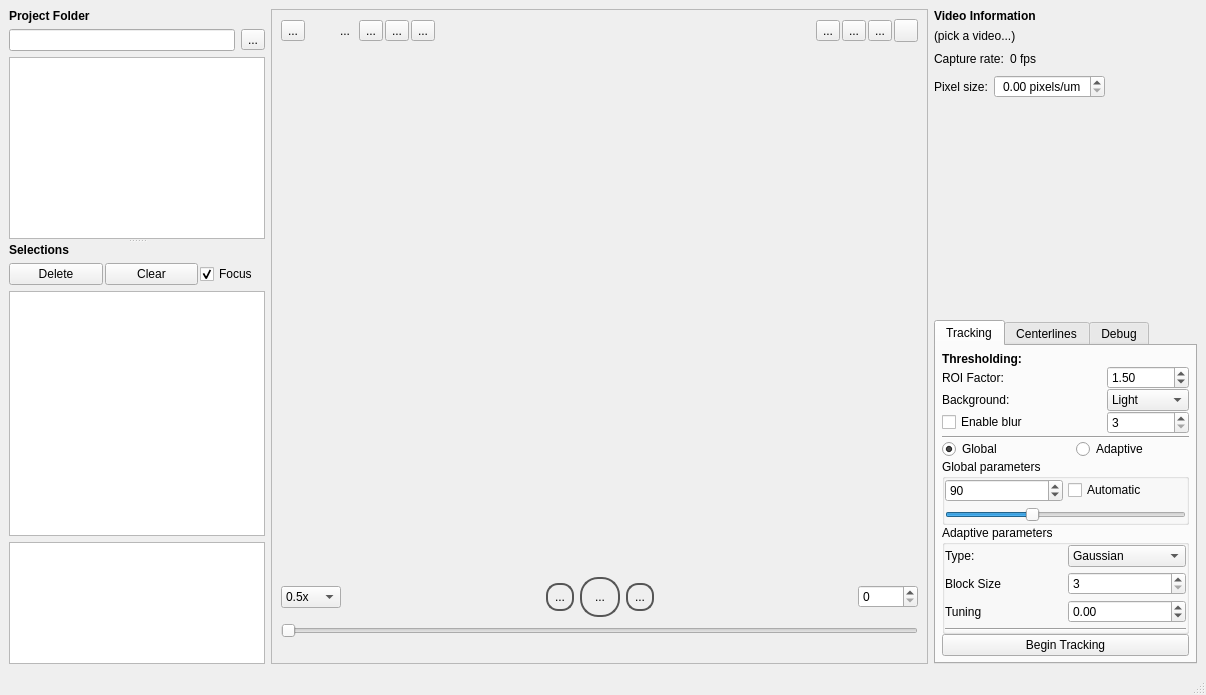
Qt form src/gui/mainwindow.ui (adwolfe/yawt) before a commit.
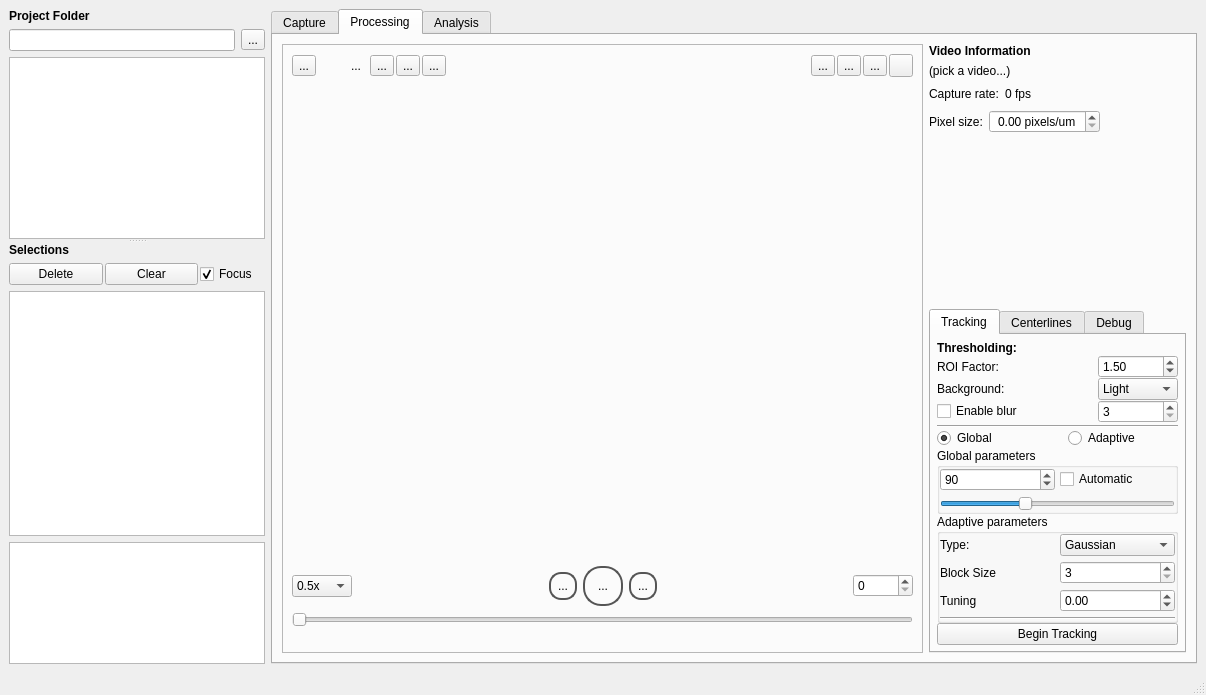
The same form after that commit. Icons and pictures are not drawn. Custom widgets are drawn as their Qt base class.

Commit message: added new tabs, added video capture

Patch:
```diff
--- a/src/gui/mainwindow.ui
+++ b/src/gui/mainwindow.ui
@@ -160,7 +160,20 @@
      </widget>
     </item>
     <item>
-     <layout class="QHBoxLayout" name="rightLayout" stretch="5,2">
+     <widget class="QTabWidget" name="mainTabWidget">
+      <property name="currentIndex">
+       <number>1</number>
+      </property>
+      <widget class="QWidget" name="captureTab">
+       <attribute name="title">
+        <string>Capture</string>
+       </attribute>
+      </widget>
+      <widget class="QWidget" name="processingTab">
+       <attribute name="title">
+        <string>Processing</string>
+       </attribute>
+       <layout class="QHBoxLayout" name="rightLayout" stretch="5,2">
       <item>
        <widget class="QFrame" name="trackingFrame">
         <property name="frameShape">
@@ -1488,6 +1501,13 @@
        </widget>
       </item>
      </layout>
+      </widget>
+      <widget class="QWidget" name="analysisTab">
+       <attribute name="title">
+        <string>Analysis</string>
+       </attribute>
+      </widget>
+     </widget>
     </item>
    </layout>
   </widget>
```
The commit also changes 3 other files.
